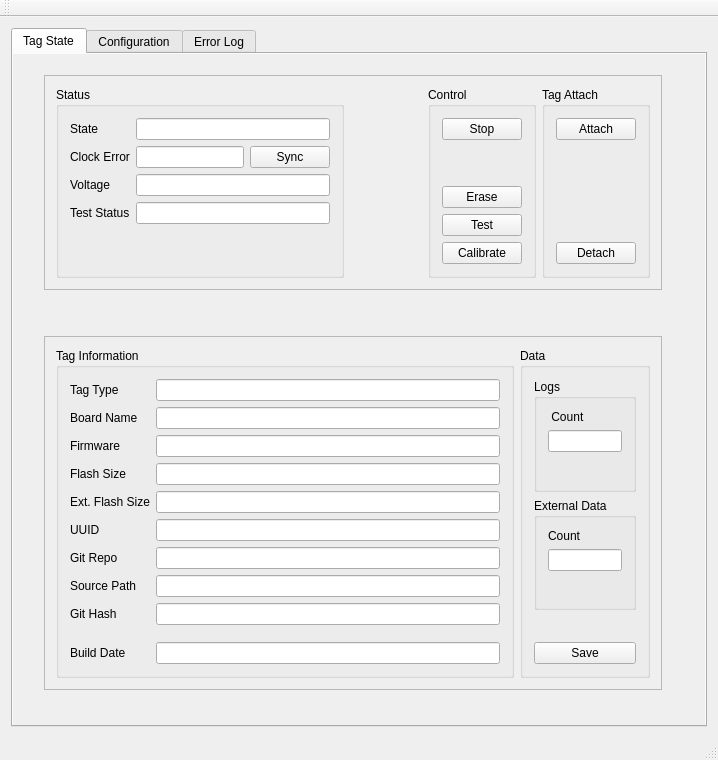
Qt form host/applications/qtmon/mainwindow.ui (tag-designs/software) before a commit.
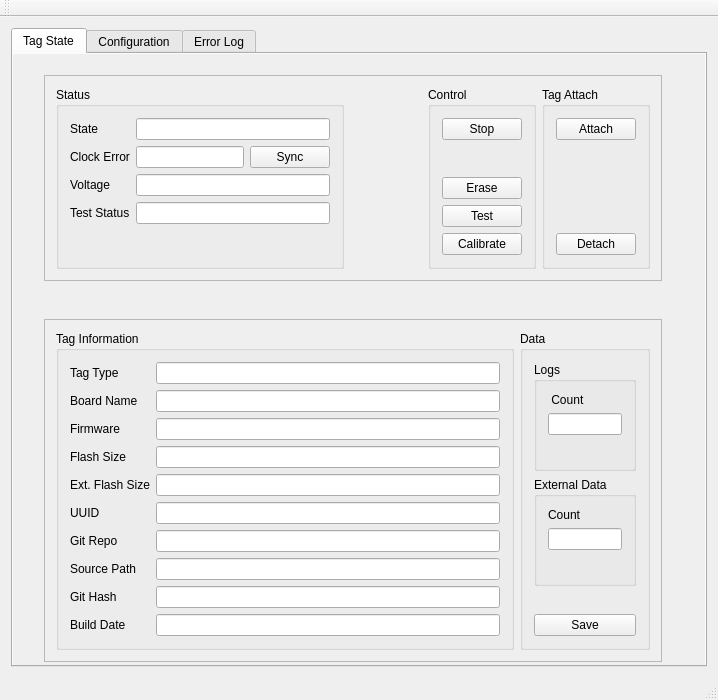
The same form after that commit. Custom widgets are drawn as their Qt base class.

What changed in the file:
```diff
--- a/host/applications/qtmon/mainwindow.ui
+++ b/host/applications/qtmon/mainwindow.ui
@@ -7,7 +7,7 @@
     <x>0</x>
     <y>0</y>
     <width>718</width>
-    <height>760</height>
+    <height>700</height>
    </rect>
   </property>
   <property name="windowTitle">
@@ -53,7 +53,7 @@
             <x>20</x>
             <y>10</y>
             <width>640</width>
-            <height>677</height>
+            <height>640</height>
            </rect>
           </property>
           <layout class="QVBoxLayout" name="verticalLayout_10">
```
